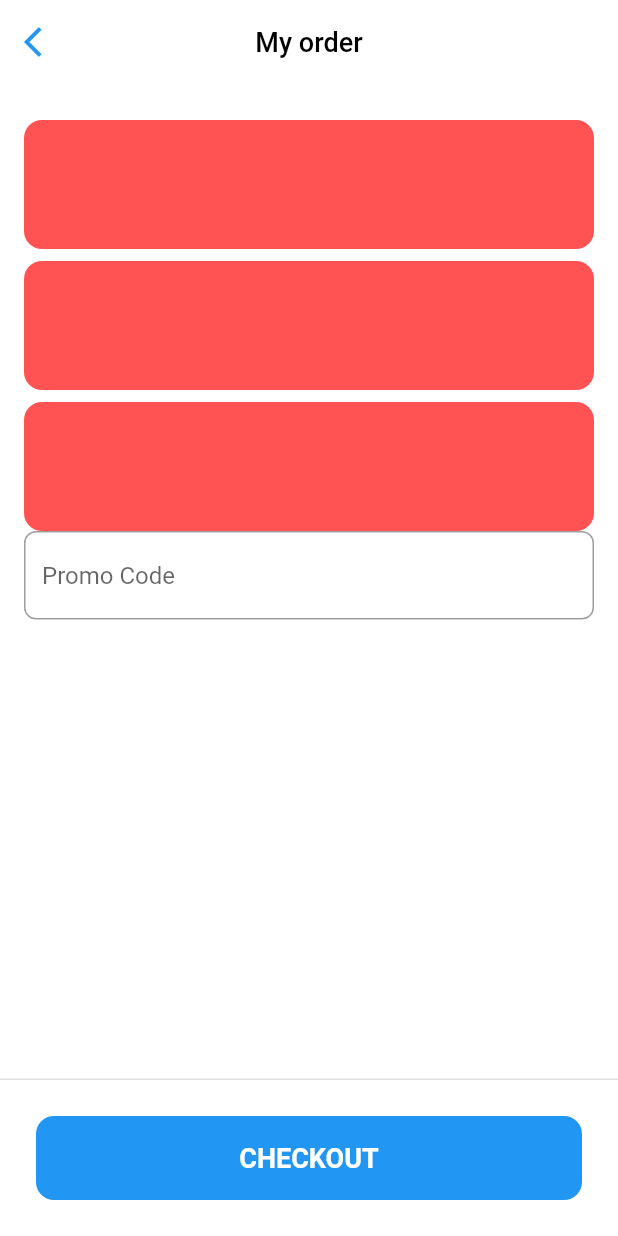
After one commit to phucnguyen1618/fashion_app_ui, a Flutter app: the CartPage screen opened by its route, on a phone screen of 412 x 824 dp. The commit adds this screen. Run offline on Flutter 3.47's test engine with Material 2 defaults, Android fonts, the phone set to English and light mode, and no system bars; our stand-ins replace get.

Commit message:
Update project ui (16/12/2021)

```diff
--- /dev/null
+++ b/lib/modules/cart/cart_page.dart
@@ -0,0 +1,79 @@
+import 'package:fashion_app_ui/widgets/item_order_widget.dart';
+import 'package:flutter/material.dart';
+
+class CartPage extends StatelessWidget {
+  const CartPage({Key? key}) : super(key: key);
+
+  @override
+  Widget build(BuildContext context) {
+    return Scaffold(
+      backgroundColor: Colors.white,
+      appBar: AppBar(
+        centerTitle: true,
+        backgroundColor: Colors.white,
+        elevation: 0.0,
+        leading: IconButton(
+          onPressed: () {},
+          icon: const Icon(
+            Icons.arrow_back_ios,
+            color: Colors.blue,
+          ),
+        ),
+        title: const Text(
+          'My order',
+          style: TextStyle(
+            color: Colors.black,
+            fontSize: 18.0,
+          ),
+        ),
+      ),
+      body: Padding(
+        padding: const EdgeInsets.all(16.0),
+        child: Column(
+          children: [
+            ListView.builder(
+                itemCount: 3,
+                shrinkWrap: true,
+                itemBuilder: (context, index) {
+                  return const ItemOrderWidget();
+                }),
+            Column(
+              children: [
+                TextField(
+                  decoration: InputDecoration(
+                    hintText: 'Promo Code',
+                    border: const OutlineInputBorder(
+                      borderRadius: BorderRadius.all(Radius.circular(8.0)),
+                      borderSide: BorderSide(color: Colors.grey),
+                    ),
+                  ),
+                )
+              ],
+            )
+          ],
+        ),
+      ),
+      persistentFooterButtons: [
+        Container(
+          margin: const EdgeInsets.all(16.0),
+          decoration: BoxDecoration(
+            color: Colors.blue,
+            borderRadius: BorderRadius.circular(12.0),
+          ),
+          width: double.infinity,
+          height: 56,
+          child: MaterialButton(
+            onPressed: () {},
+            child: const Text(
+              'CHECKOUT',
+              style: TextStyle(
+                  color: Colors.white,
+                  fontSize: 18.0,
+                  fontWeight: FontWeight.bold),
+            ),
+          ),
+        )
+      ],
+    );
+  }
+}
--- a/lib/modules/detail/detail_page.dart
+++ b/lib/modules/detail/detail_page.dart
@@ -1,3 +1,4 @@
+import 'package:fashion_app_ui/widgets/choose_size_button_widget.dart';
 import 'package:fashion_app_ui/widgets/rounded_button_widget.dart';
 import 'package:flutter/material.dart';
 
--- a/lib/modules/home/view/home_page.dart
+++ b/lib/modules/home/view/home_page.dart
@@ -1,5 +1,7 @@
+import 'package:fashion_app_ui/modules/home/controller/home_controller.dart';
 import 'package:fashion_app_ui/widgets/item_popular_widget.dart';
 import 'package:flutter/material.dart';
+import 'package:get/get.dart';
 
 part 'home_children.dart';
 
--- a/lib/routes/app_pages.dart
+++ b/lib/routes/app_pages.dart
@@ -1,3 +1,5 @@
+import 'package:fashion_app_ui/modules/cart/cart_page.dart';
+import 'package:fashion_app_ui/modules/favorite/view/favorite_page.dart';
 import 'package:fashion_app_ui/modules/home/view/home_page.dart';
 import 'package:fashion_app_ui/modules/signup/view/sign_up_page.dart';
 import 'package:fashion_app_ui/modules/splash/view/splash_page.dart';
@@ -11,4 +13,6 @@ final routePages = [
   GetPage(name: Routes.SIGNUP, page: () => const SignUpPage()),
   GetPage(name: Routes.VERIFY, page: () => const VerifyPage()),
   GetPage(name: Routes.HOME, page: () => const HomePage()),
+  GetPage(name: Routes.FAVORITE, page: () => const FavoritePage()),
+  GetPage(name: Routes.CART, page: () => const CartPage()),
 ];
--- a/lib/routes/app_routes.dart
+++ b/lib/routes/app_routes.dart
@@ -5,5 +5,6 @@ abstract class Routes {
   static const SIGNUP = '/signup';
   static const VERIFY = '/verify';
   static const HOME = '/home';
-
+  static const FAVORITE = '/favorite';
+  static const CART = '/cart';
 }
--- /dev/null
+++ b/lib/widgets/item_order_widget.dart
@@ -0,0 +1,18 @@
+import 'package:flutter/material.dart';
+
+class ItemOrderWidget extends StatelessWidget {
+  const ItemOrderWidget({Key? key}) : super(key: key);
+
+  @override
+  Widget build(BuildContext context) {
+    return Container(
+      margin: const EdgeInsets.only(top: 8.0),
+      height: 86.0,
+      width: double.infinity,
+      decoration: BoxDecoration(
+        borderRadius: BorderRadius.circular(12.0),
+        color: Colors.redAccent,
+      ),
+    );
+  }
+}
```
Also changed, not shown: lib/modules/detail/detail_children.dart (+91 -38 lines), lib/modules/favorite/controller/favorite_controller.dart (added, +8 -0 lines), lib/modules/favorite/view/favorite_page.dart (added, +44 -0 lines), lib/modules/home/controller/home_controller.dart (added, +23 -0 lines), lib/modules/home/view/home_children.dart (+8 -3 lines), lib/widgets/choose_size_button_widget.dart (added, +33 -0 lines), lib/widgets/item_favorite_widget.dart (added, +31 -0 lines).
